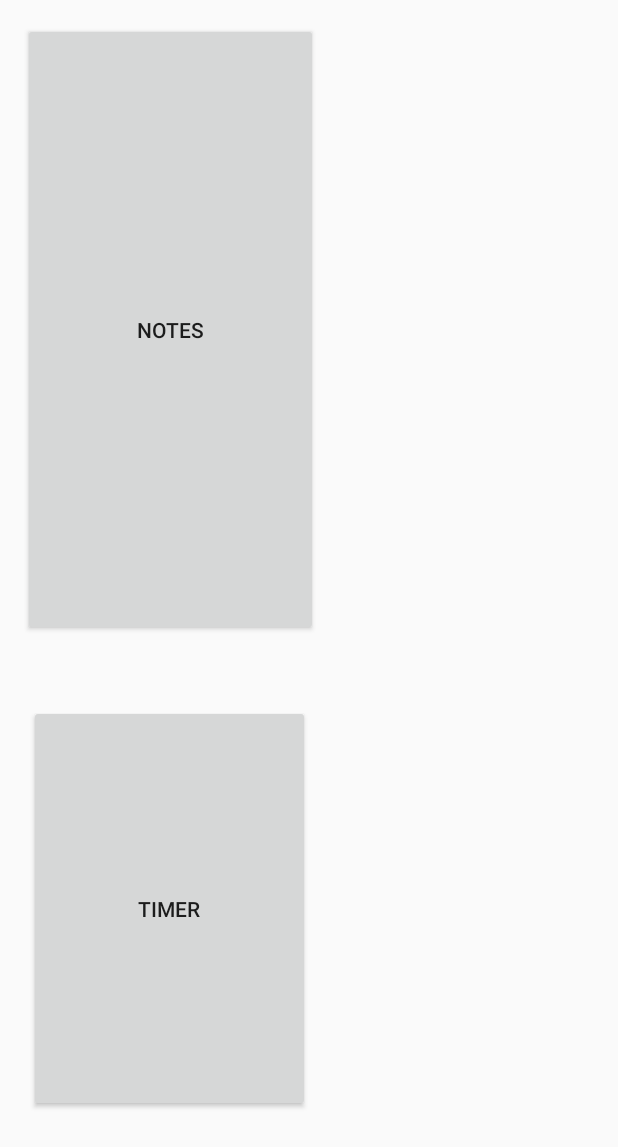
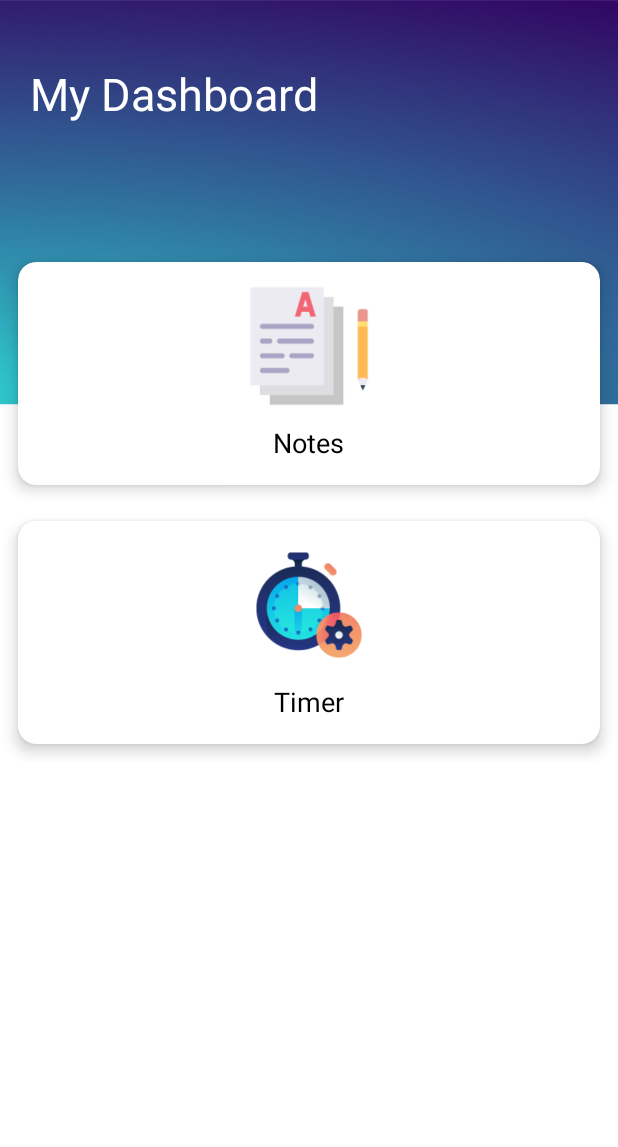
Before and after one commit to shucoll/student-utility--android-app, an Android app: the layout activity_main.xml on its own in the app's theme, with its tools: preview values and no code run, on a phone screen of 412 x 824 dp. Shown: the top 1147 px of the screen. Run offline under Robolectric (Android 15) with nearby library versions, the phone set to English and light mode, and no system bars.

Commit message:
Main Activity UI done

```diff
--- a/app/build.gradle
+++ b/app/build.gradle
@@ -25,6 +25,7 @@ android {
 dependencies {
     implementation fileTree(dir: "libs", include: ["*.jar"])
     implementation 'androidx.appcompat:appcompat:1.2.0'
+    implementation 'androidx.cardview:cardview:1.0.0-rc02'
     implementation 'androidx.constraintlayout:constraintlayout:2.0.1'
     testImplementation 'junit:junit:4.12'
     androidTestImplementation 'androidx.test.ext:junit:1.1.2'
--- a/app/src/main/AndroidManifest.xml
+++ b/app/src/main/AndroidManifest.xml
@@ -12,7 +12,8 @@
         <activity android:name=".TimerActivity"></activity>
         <activity android:name=".NoteListActivity" />
         <activity android:name=".NotesActivity" />
-        <activity android:name=".MainActivity">
+        <activity android:name=".MainActivity"
+            android:theme="@style/AppTheme.NoActionBar">
             <intent-filter>
                 <action android:name="android.intent.action.MAIN" />
 
--- a/app/src/main/java/com/example/studentutility/NoteListActivity.java
+++ b/app/src/main/java/com/example/studentutility/NoteListActivity.java
@@ -13,16 +13,13 @@ import android.view.MenuItem;
 import android.view.View;
 import android.widget.AdapterView;
 import android.widget.ArrayAdapter;
-import android.widget.Button;
 import android.widget.ListView;
 import android.widget.Toast;
 
-import java.util.ArrayList;
 import java.util.List;
 
 public class NoteListActivity extends AppCompatActivity {
 
-    //Button btn_add;
     ListView lv_notes;
     DataBaseHelper dataBaseHelper;
     static ArrayAdapter notesArrayAdapter;
@@ -91,7 +88,7 @@ public class NoteListActivity extends AppCompatActivity {
                 final int itemToDelete = i;
                 new AlertDialog.Builder(NoteListActivity.this)
                         .setIcon(android.R.drawable.ic_dialog_alert)
-                        .setTitle("Sure?")
+                        .setTitle("Delete Note")
                         .setMessage("Do you want to delete?")
                         .setPositiveButton("Yes", new DialogInterface.OnClickListener() {
                             @Override
--- a/app/src/main/res/layout/activity_main.xml
+++ b/app/src/main/res/layout/activity_main.xml
@@ -1,41 +1,124 @@
 <?xml version="1.0" encoding="utf-8"?>
-<androidx.constraintlayout.widget.ConstraintLayout xmlns:android="http://schemas.android.com/apk/res/android"
+<ScrollView xmlns:android="http://schemas.android.com/apk/res/android"
     xmlns:app="http://schemas.android.com/apk/res-auto"
     xmlns:tools="http://schemas.android.com/tools"
     android:layout_width="match_parent"
     android:layout_height="match_parent"
+    android:background="@drawable/front_background2"
     tools:context=".MainActivity">
 
-    <Button
-        android:id="@+id/notesBtn"
-        android:layout_width="0dp"
-        android:layout_height="0dp"
-        android:layout_marginStart="15dp"
-        android:layout_marginTop="15dp"
-        android:layout_marginEnd="200dp"
-        android:layout_marginBottom="400dp"
-        android:onClick="goToNotes"
-        android:text="Notes"
-        app:layout_constraintBottom_toBottomOf="parent"
-        app:layout_constraintEnd_toEndOf="parent"
-        app:layout_constraintHorizontal_bias="0.086"
-        app:layout_constraintStart_toStartOf="parent"
-        app:layout_constraintTop_toTopOf="parent"
-        app:layout_constraintVertical_bias="0.08" />
+    <LinearLayout
+        android:layout_width="match_parent"
+        android:layout_height="match_parent"
+        android:orientation="vertical">
 
-    <Button
-        android:id="@+id/timerBtn"
-        android:layout_width="187dp"
-        android:layout_height="271dp"
-        android:layout_marginStart="19dp"
-        android:layout_marginTop="46dp"
-        android:layout_marginEnd="205dp"
-        android:layout_marginBottom="83dp"
-        android:onClick="goToTimer"
-        android:text="Timer"
-        app:layout_constraintBottom_toBottomOf="parent"
-        app:layout_constraintEnd_toEndOf="parent"
-        app:layout_constraintStart_toStartOf="parent"
-        app:layout_constraintTop_toBottomOf="@+id/notesBtn" />
+        <RelativeLayout
+            android:layout_width="match_parent"
+            android:layout_height="wrap_content"
+            android:layout_marginLeft="20dp"
+            android:layout_marginTop="32dp"
+            android:layout_marginRight="20dp">
 
-</androidx.constraintlayout.widget.ConstraintLayout>
+            <TextView
+                android:layout_width="wrap_content"
+                android:layout_height="wrap_content"
+                android:layout_marginTop="10dp"
+                android:text="My Dashboard"
+                android:textColor="#FFF"
+                android:textSize="30sp">
+
+            </TextView>
+
+
+        </RelativeLayout>
+
+        <GridLayout
+            android:layout_width="match_parent"
+            android:layout_height="wrap_content"
+            android:layout_marginTop="80dp"
+            android:alignmentMode="alignMargins"
+            android:columnCount="1"
+            android:columnOrderPreserved="false"
+            android:rowCount="2">
+
+            <androidx.cardview.widget.CardView
+                android:layout_width="wrap_content"
+                android:layout_height="wrap_content"
+                android:layout_rowWeight="1"
+                android:layout_columnWeight="1"
+                android:layout_margin="12dp"
+                app:cardCornerRadius="12dp"
+                app:cardElevation="6dp">
+
+                <LinearLayout
+
+                    android:id="@+id/cv_notes"
+                    android:layout_width="match_parent"
+                    android:layout_height="match_parent"
+                    android:gravity="center"
+                    android:onClick="goToNotes"
+                    android:orientation="vertical"
+                    android:padding="16dp">
+
+                    <ImageView
+                        android:layout_width="80dp"
+                        android:layout_height="80dp"
+                        android:src="@drawable/notes_icon" />
+
+                    <TextView
+                        android:layout_width="wrap_content"
+                        android:layout_height="wrap_content"
+                        android:layout_marginTop="12dp"
+                        android:text="Notes"
+                        android:textColor="#000"
+                        android:textSize="18sp">
+
+                    </TextView>
+
+                </LinearLayout>
+
+            </androidx.cardview.widget.CardView>
+
+            <androidx.cardview.widget.CardView
+                android:layout_width="wrap_content"
+                android:layout_height="wrap_content"
+                android:layout_rowWeight="1"
+                android:layout_columnWeight="1"
+                android:layout_margin="12dp"
+                app:cardCornerRadius="12dp"
+                app:cardElevation="6dp">
+
+                <LinearLayout
+
+                    android:id="@+id/cv_timer"
+                    android:layout_width="match_parent"
+                    android:layout_height="match_parent"
+                    android:gravity="center"
+                    android:onClick="goToTimer"
+                    android:orientation="vertical"
+                    android:padding="16dp">
+
+                    <ImageView
+                        android:layout_width="80dp"
+                        android:layout_height="80dp"
+                        android:src="@drawable/timer_icon" />
+
+                    <TextView
+                        android:layout_width="wrap_content"
+                        android:layout_height="wrap_content"
+                        android:layout_marginTop="12dp"
+                        android:text="Timer"
+                        android:textColor="#000"
+                        android:textSize="18sp">
+
+                    </TextView>
+
+                </LinearLayout>
+
+            </androidx.cardview.widget.CardView>
+
+
+        </GridLayout>
+    </LinearLayout>
+
+</ScrollView>
--- a/app/src/main/res/values/colors.xml
+++ b/app/src/main/res/values/colors.xml
@@ -1,6 +1,6 @@
 <?xml version="1.0" encoding="utf-8"?>
 <resources>
-    <color name="colorPrimary">#6200EE</color>
-    <color name="colorPrimaryDark">#3700B3</color>
+    <color name="colorPrimary">#3498db</color>
+    <color name="colorPrimaryDark">#2980b9</color>
     <color name="colorAccent">#03DAC5</color>
 </resources>
--- a/app/src/main/res/values/styles.xml
+++ b/app/src/main/res/values/styles.xml
@@ -7,4 +7,10 @@
         <item name="colorAccent">@color/colorAccent</item>
     </style>
 
+    <style name="AppTheme.NoActionBar" parent="Theme.AppCompat.Light.NoActionBar">
+        <item name="colorPrimary">@color/colorPrimary</item>
+        <item name="colorPrimaryDark">@color/colorPrimaryDark</item>
+        <item name="colorAccent">@color/colorAccent</item>
+    </style>
+
 </resources>
```
Also changed, not shown: app/src/main/res/drawable/employee, account, business, time, clock@3x.png (added), app/src/main/res/drawable/front_background2.png (added), app/src/main/res/drawable/images.jpeg (deleted), app/src/main/res/drawable/launcher_background.png (added), app/src/main/res/drawable/notes_icon.png (added), app/src/main/res/drawable/timer.png (deleted), app/src/main/res/drawable/timer_icon.png (added).
